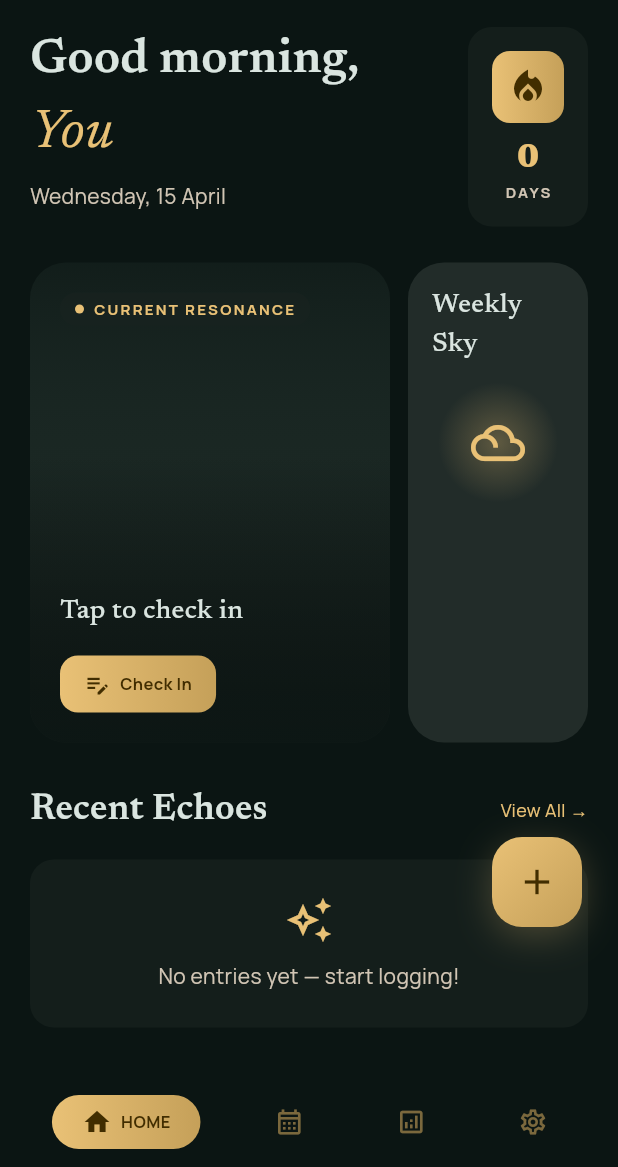
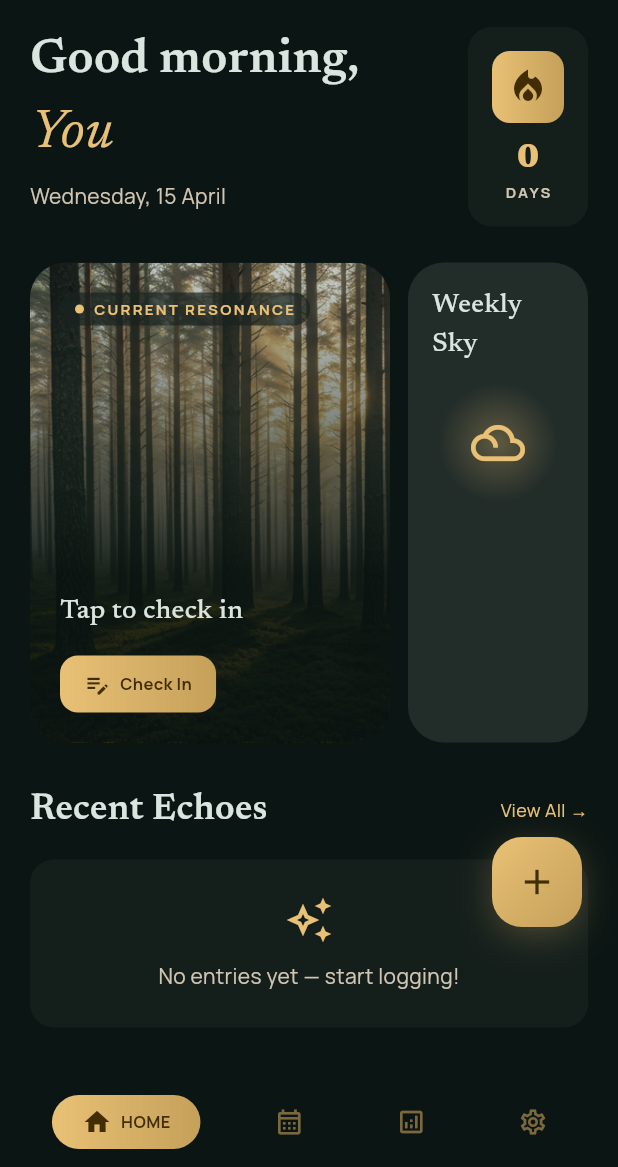
Before and after one commit to thehouseofcodeinjava/Emotrace, a Flutter app: the screen it shows after launch, on a phone screen of 412 x 824 dp, the part 69-1236 px from its top. Run offline on Flutter 3.47's test engine with Material 3 defaults, Android fonts, the phone set to English and light mode, and no system bars; our stand-ins replace fl_chart, flutter_local_notifications, flutter_timezone, google_fonts, pdf, printing and 2 more; accounts and stored records are empty.

Commit message:
feat: add forest background image to Current Resonance vibe card — Piyush Puri
Added design/stitch_daily_mood_tracker/home_dashboard_1/forest.png as asset.
_VibeCard now shows forest image as full background with mood-tinted +
dark gradient overlay so text remains readable.

Co-Authored-By: Claude Sonnet 4.6 <noreply@anthropic.com>

```diff
--- a/lib/screens/home_screen.dart
+++ b/lib/screens/home_screen.dart
@@ -260,34 +260,33 @@ class _VibeCard extends StatelessWidget {
         : 'Not logged';
     final score = entry?.moodScore;
 
-    return Container(
-      decoration: BoxDecoration(
+    return ClipRRect(
+      borderRadius: BorderRadius.circular(24),
+      child: Container(
+      decoration: const BoxDecoration(
         color: AppTheme.surfaceContainerLow,
-        borderRadius: BorderRadius.circular(24),
-        gradient: LinearGradient(
-          begin: Alignment.topCenter,
-          end: Alignment.bottomCenter,
-          colors: [
-            moodColor.withValues(alpha: 0.15),
-            AppTheme.surfaceContainerLow,
-          ],
-        ),
       ),
       child: Stack(
         children: [
-          // Gradient overlay bottom
+          // Forest background image
+          Positioned.fill(
+            child: Image.asset(
+              'assets/images/forest.png',
+              fit: BoxFit.cover,
+            ),
+          ),
+          // Mood-tinted + dark gradient overlay
           Positioned.fill(
             child: DecoratedBox(
               decoration: BoxDecoration(
-                borderRadius: BorderRadius.circular(24),
                 gradient: LinearGradient(
-                  begin: Alignment.bottomCenter,
-                  end: Alignment.topCenter,
+                  begin: Alignment.topCenter,
+                  end: Alignment.bottomCenter,
                   colors: [
-                    AppTheme.background.withValues(alpha: 0.8),
-                    Colors.transparent,
+                    moodColor.withValues(alpha: 0.25),
+                    AppTheme.background.withValues(alpha: 0.88),
                   ],
-                  stops: const [0.0, 0.6],
+                  stops: const [0.0, 0.65],
                 ),
               ),
             ),
@@ -355,7 +354,8 @@ class _VibeCard extends StatelessWidget {
           ),
         ],
       ),
-    );
+      ), // Container
+    );   // ClipRRect
   }
 }
 
--- a/pubspec.yaml
+++ b/pubspec.yaml
@@ -29,3 +29,5 @@ dev_dependencies:
 
 flutter:
   uses-material-design: true
+  assets:
+    - assets/images/forest.png
```
Also changed, not shown: assets/images/forest.png (added).
